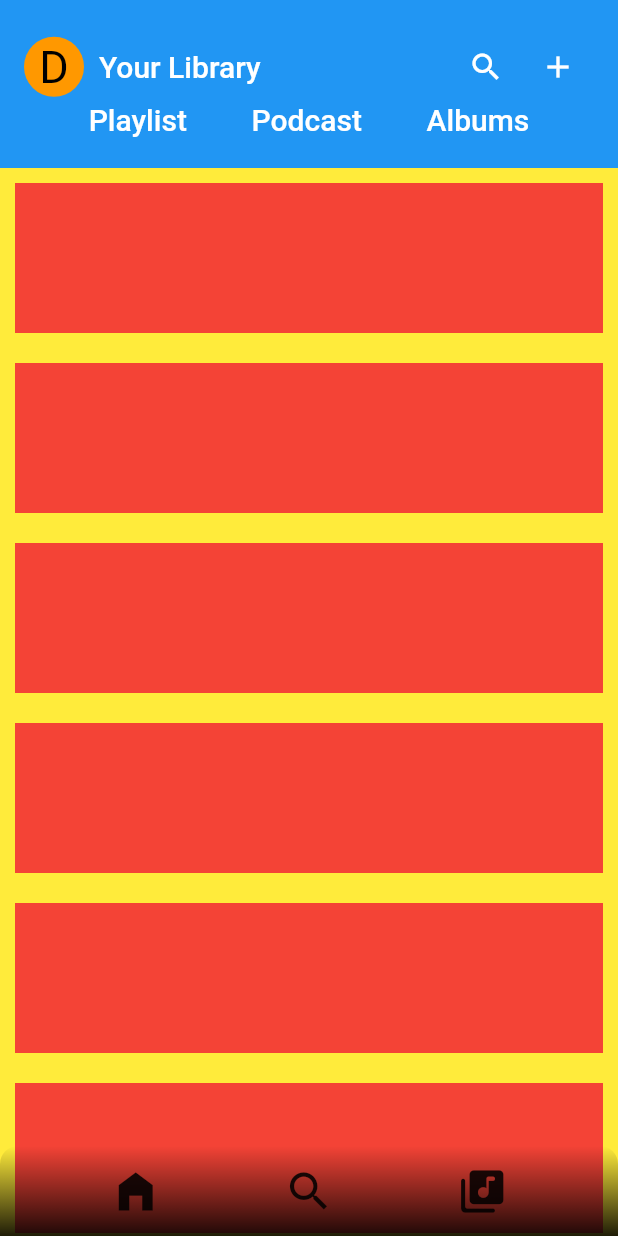
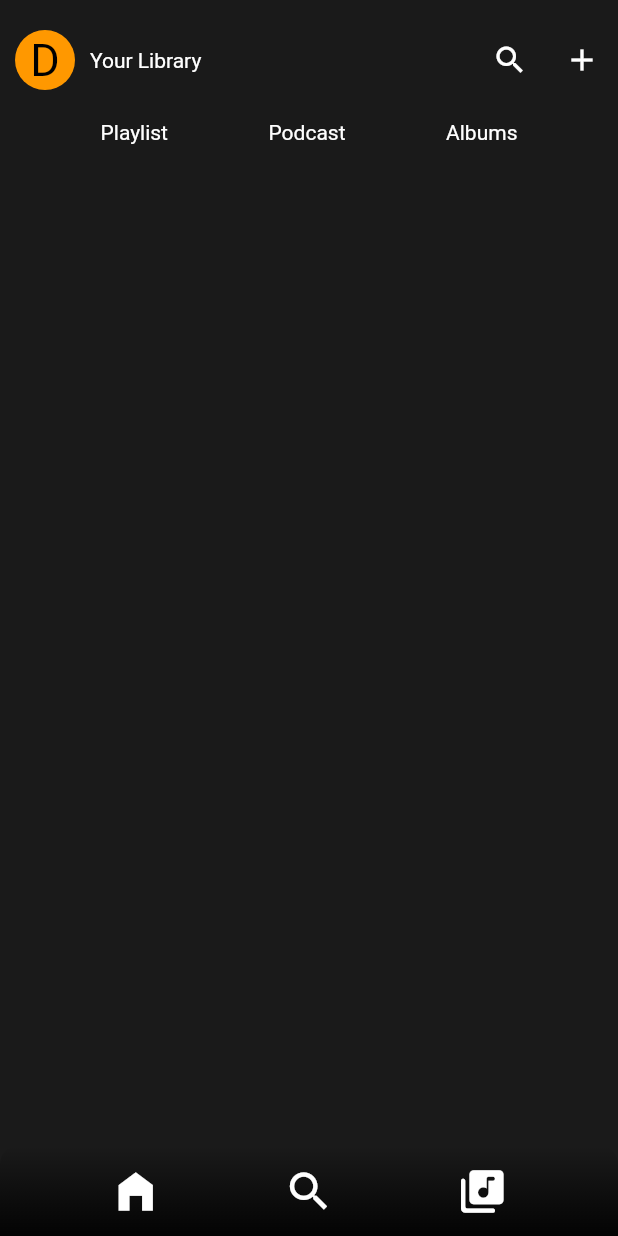
Before and after one commit to Rizaou/spotify_clone, a Flutter app: the screen it shows after launch, on a phone screen of 412 x 824 dp. Run offline on Flutter 3.47's test engine with Material 2 defaults, Android fonts, the phone set to English and light mode, and no system bars.

Commit message:
Library scene added.

```diff
--- a/lib/main.dart
+++ b/lib/main.dart
@@ -1,4 +1,6 @@
 import 'package:flutter/material.dart';
+import 'package:spotify_clone/presentation/custom-theme.dart';
+import 'package:spotify_clone/presentation/screens/library_screen.dart';
 import 'package:spotify_clone/presentation/widgets/custom_navigation_bar.dart';
 
 void main() {
@@ -13,18 +15,6 @@ class MyApp extends StatelessWidget {
   Widget build(BuildContext context) {
     return MaterialApp(
       title: 'Flutter Demo',
-      theme: ThemeData(
-        // This is the theme of your application.
-        //
-        // Try running your application with "flutter run". You'll see the
-        // application has a blue toolbar. Then, without quitting the app, try
-        // changing the primarySwatch below to Colors.green and then invoke
-        // "hot reload" (press "r" in the console where you ran "flutter run",
-        // or simply save your changes to "hot reload" in a Flutter IDE).
-        // Notice that the counter didn't reset back to zero; the application
-        // is not restarted.
-        primarySwatch: Colors.blue,
-      ),
       home: const HomePage(),
     );
   }
@@ -47,13 +37,21 @@ class HomePage extends StatelessWidget {
   @override
   Widget build(BuildContext context) {
     return Scaffold(
-      appBar: AppBar(
-          toolbarHeight: kToolbarHeight * 2,
-          elevation: 0,
-          title: Column(
+      extendBody: true,
+      backgroundColor: bgColor,
+      body: SingleChildScrollView(
+        child: LibraryScreen(),
+      ),
+      bottomNavigationBar: CustomNavigationBar(),
+    );
+  }
+}
+
+Widget customAppBar = Column(
+  mainAxisAlignment: MainAxisAlignment.spaceEvenly,
   children: [
     Container(
-                margin: EdgeInsets.all(0),
+      padding: EdgeInsets.only(left: 10),
       width: double.infinity,
       child: Row(
         mainAxisAlignment: MainAxisAlignment.spaceBetween,
@@ -69,7 +67,10 @@ class HomePage extends StatelessWidget {
             flex: 2,
             child: Padding(
               padding: const EdgeInsets.only(left: 10.0),
-                        child: Text("Your Library"),
+              child: Text(
+                "Your Library",
+                style: TextStyle(color: textColor),
+              ),
             ),
           ),
           Row(
@@ -77,10 +78,12 @@ class HomePage extends StatelessWidget {
               IconButton(
                 onPressed: () {},
                 icon: Icon(Icons.search),
+                color: textColor,
               ),
               IconButton(
                 onPressed: () {},
                 icon: Icon(Icons.add),
+                color: textColor,
               ),
             ],
           ),
@@ -90,76 +93,19 @@ class HomePage extends StatelessWidget {
     Row(
       mainAxisAlignment: MainAxisAlignment.spaceEvenly,
       children: [
-                  Text("Playlist"),
-                  Text("Podcast"),
-                  Text("Albums"),
+        Text(
+          "Playlist",
+          style: TextStyle(color: textColor),
+        ),
+        Text(
+          "Podcast",
+          style: TextStyle(color: textColor),
+        ),
+        Text(
+          "Albums",
+          style: TextStyle(color: textColor),
+        ),
       ],
     )
   ],
-          )),
-      extendBody: true,
-      backgroundColor: Colors.yellow,
-      body: SingleChildScrollView(
-        child: Column(
-          children: [
-            Container(
-              margin: EdgeInsets.all(10),
-              width: double.infinity,
-              height: 100,
-              color: Colors.red,
-            ),
-            Container(
-              margin: EdgeInsets.all(10),
-              width: double.infinity,
-              height: 100,
-              color: Colors.red,
-            ),
-            Container(
-              margin: EdgeInsets.all(10),
-              width: double.infinity,
-              height: 100,
-              color: Colors.red,
-            ),
-            Container(
-              margin: EdgeInsets.all(10),
-              width: double.infinity,
-              height: 100,
-              color: Colors.red,
-            ),
-            Container(
-              margin: EdgeInsets.all(10),
-              width: double.infinity,
-              height: 100,
-              color: Colors.red,
-            ),
-            Container(
-              margin: EdgeInsets.all(10),
-              width: double.infinity,
-              height: 100,
-              color: Colors.red,
-            ),
-            Container(
-              margin: EdgeInsets.all(10),
-              width: double.infinity,
-              height: 100,
-              color: Colors.red,
-            ),
-            Container(
-              margin: EdgeInsets.all(10),
-              width: double.infinity,
-              height: 100,
-              color: Colors.red,
-            ),
-            Container(
-              margin: EdgeInsets.all(10),
-              width: double.infinity,
-              height: 100,
-              color: Colors.red,
-            ),
-          ],
-        ),
-      ),
-      bottomNavigationBar: CustomNavigationBar(),
 );
-  }
-}
--- /dev/null
+++ b/lib/presentation/custom-theme.dart
@@ -0,0 +1,5 @@
+import 'package:flutter/material.dart';
+
+Color bgColor = Color.fromARGB(255, 26, 26, 26);
+Color textColor = Colors.white;
+double textSize = 32;
--- /dev/null
+++ b/lib/presentation/screens/library_screen.dart
@@ -0,0 +1,23 @@
+import 'package:flutter/material.dart';
+import 'package:spotify_clone/main.dart';
+import 'package:spotify_clone/presentation/custom-theme.dart';
+
+class LibraryScreen extends StatelessWidget {
+  const LibraryScreen({super.key});
+
+  @override
+  Widget build(BuildContext context) {
+    return SafeArea(
+      child: Column(
+        children: [
+          Container(
+            color: bgColor,
+            height: kToolbarHeight * 2,
+            width: double.infinity,
+            child: customAppBar,
+          )
+        ],
+      ),
+    );
+  }
+}
--- a/lib/presentation/widgets/custom_navigation_bar.dart
+++ b/lib/presentation/widgets/custom_navigation_bar.dart
@@ -1,4 +1,6 @@
 import 'package:flutter/material.dart';
+
+import '../custom-theme.dart';
 
 class CustomNavigationBar extends StatelessWidget {
   const CustomNavigationBar({Key? key}) : super(key: key);
@@ -40,16 +42,19 @@ class CustomNavigationBar extends StatelessWidget {
             onPressed: menuButton,
             icon: Icon(Icons.home_filled),
             iconSize: iconSize,
+            color: textColor,
           ),
           IconButton(
             onPressed: searchButton,
             icon: Icon(Icons.search),
             iconSize: iconSize,
+            color: textColor,
           ),
           IconButton(
             onPressed: libraryButton,
             icon: Icon(Icons.library_music_rounded),
             iconSize: iconSize,
+            color: textColor,
           ),
         ],
       ),
```
Lines whose indentation alone changed are shown as unchanged.
